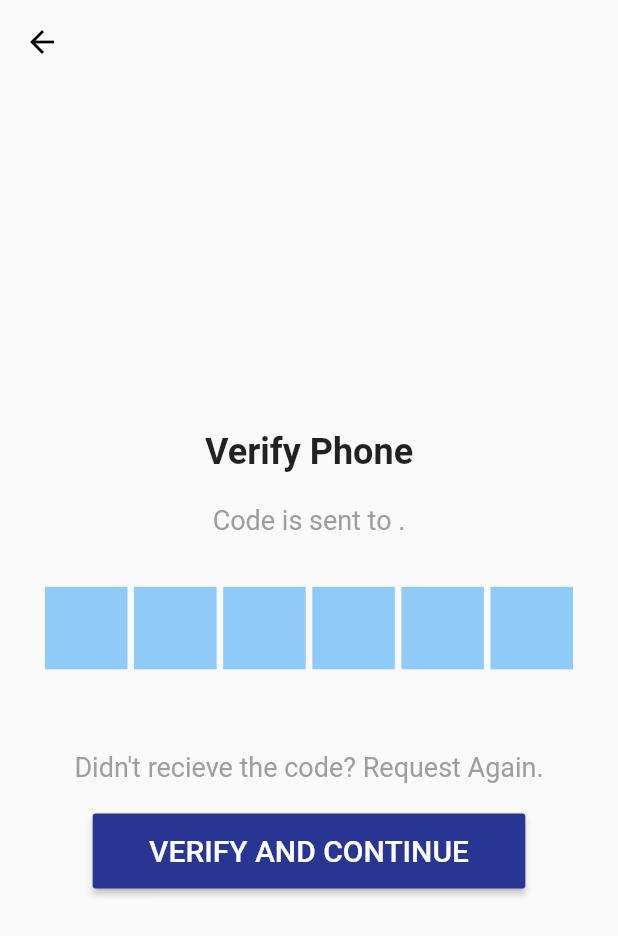
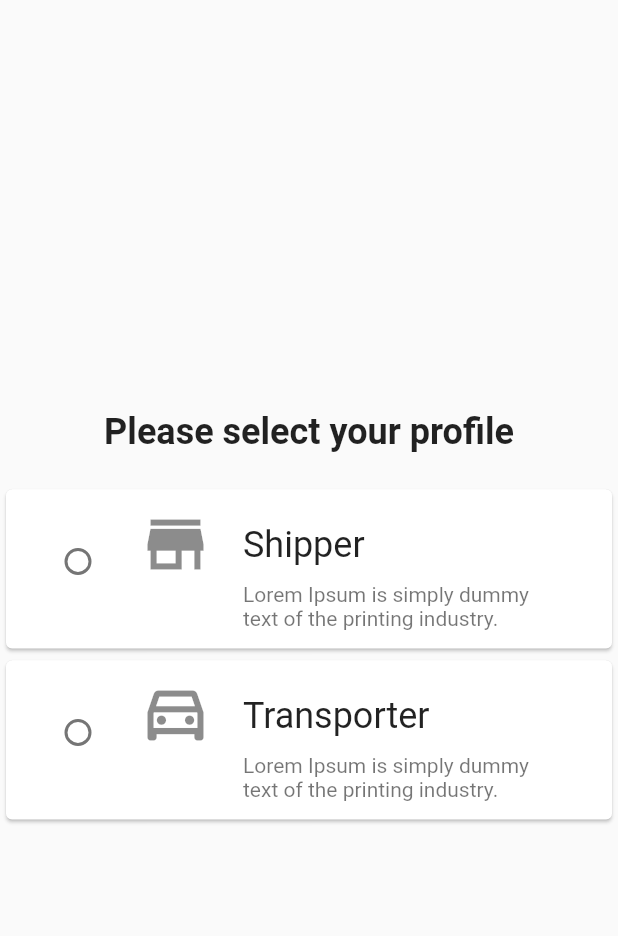
Before and after one commit to ArerehRaj/liveasy_test_app, a Flutter app: the OTPScreen screen opened directly with empty values, after a tap on "VERIFY AND CONTINUE", on a phone screen of 412 x 824 dp. Shown: the top 936 px of the screen. Run offline on Flutter 3.47's test engine with Material 2 defaults, Android fonts, the phone set to English and light mode, and no system bars; our stand-ins replace firebase_auth, firebase_core, pinput; accounts and stored records are empty; network calls fail.

Commit message:
Added the UI for select profile screen finished

```diff
--- a/lib/main.dart
+++ b/lib/main.dart
@@ -1,6 +1,7 @@
 import 'package:flutter/material.dart';
 import 'package:firebase_core/firebase_core.dart';
 import 'package:firebase_auth/firebase_auth.dart';
+import './screens/radio_button_form_screen.dart';
 import './screens/otp_screen.dart';
 import './screens/add_phone_number_screen.dart';
 import './screens/select_language_screen.dart';
@@ -44,6 +45,7 @@
       routes: {
         AddPhoneNumberScreen.routeName: (ctx) => AddPhoneNumberScreen(),
         OTPScreen.routeName: (ctx) => const OTPScreen(),
+        RadioButtonFormScreen.routeName: (ctx) => const RadioButtonFormScreen(),
       },
     );
   }
--- a/lib/screens/otp_screen.dart
+++ b/lib/screens/otp_screen.dart
@@ -1,5 +1,6 @@
 import 'package:firebase_auth/firebase_auth.dart';
 import 'package:flutter/material.dart';
+import 'package:liveasy_test_app/screens/radio_button_form_screen.dart';
 import 'package:pinput/pin_put/pin_put.dart';
 
 class OTPScreen extends StatefulWidget {
@@ -154,8 +155,8 @@ class _OTPScreenState extends State<OTPScreen> {
               child: RaisedButton(
                 color: Colors.indigo.shade800,
                 onPressed: () {
-                  // Navigator.of(context)
-                  //     .pushNamed(AddPhoneNumberScreen.routeName);
+                  Navigator.of(context)
+                      .pushNamed(RadioButtonFormScreen.routeName);
                 },
                 child: const Text(
                   'VERIFY AND CONTINUE',
--- /dev/null
+++ b/lib/screens/radio_button_form_screen.dart
@@ -0,0 +1,100 @@
+import 'package:flutter/material.dart';
+
+class RadioButtonFormScreen extends StatefulWidget {
+  const RadioButtonFormScreen({Key? key}) : super(key: key);
+  static const routeName = '/select-profile';
+
+  @override
+  State<RadioButtonFormScreen> createState() => _RadioButtonFormScreenState();
+}
+
+class _RadioButtonFormScreenState extends State<RadioButtonFormScreen> {
+  String _value = '';
+
+  Widget _getCardOption(String title, Icon optionIcon) {
+    return Card(
+      child: Padding(
+        padding: const EdgeInsets.all(8.0),
+        child: ListTile(
+          leading: Radio(
+            value: title,
+            groupValue: _value,
+            onChanged: (String? value) {
+              setState(() {
+                _value = value!;
+              });
+            },
+          ),
+          title: Row(
+            children: [
+              optionIcon,
+              const SizedBox(
+                width: 20,
+              ),
+              Text(
+                title,
+                style: const TextStyle(
+                  fontSize: 24,
+                ),
+              ),
+            ],
+          ),
+          subtitle: Row(
+            children: const [
+              SizedBox(
+                width: 70,
+              ),
+              SizedBox(
+                width: 200,
+                child: Text(
+                  'Lorem Ipsum is simply dummy text of the printing industry.',
+                ),
+              ),
+            ],
+          ),
+        ),
+      ),
+    );
+  }
+
+  @override
+  Widget build(BuildContext context) {
+    final deviceSize = MediaQuery.of(context).size;
+    return Scaffold(
+      body: Container(
+        height: deviceSize.height,
+        width: deviceSize.width,
+        alignment: Alignment.center,
+        child: Column(
+          mainAxisAlignment: MainAxisAlignment.center,
+          children: [
+            const Text(
+              'Please select your profile',
+              style: TextStyle(
+                fontWeight: FontWeight.bold,
+                fontSize: 24,
+              ),
+            ),
+            SizedBox(
+              height: deviceSize.height * 0.025,
+            ),
+            _getCardOption(
+              'Shipper',
+              const Icon(
+                Icons.store,
+                size: 50,
+              ),
+            ),
+            _getCardOption(
+              'Transporter',
+              const Icon(
+                Icons.drive_eta_outlined,
+                size: 50,
+              ),
+            ),
+          ],
+        ),
+      ),
+    );
+  }
+}
```
